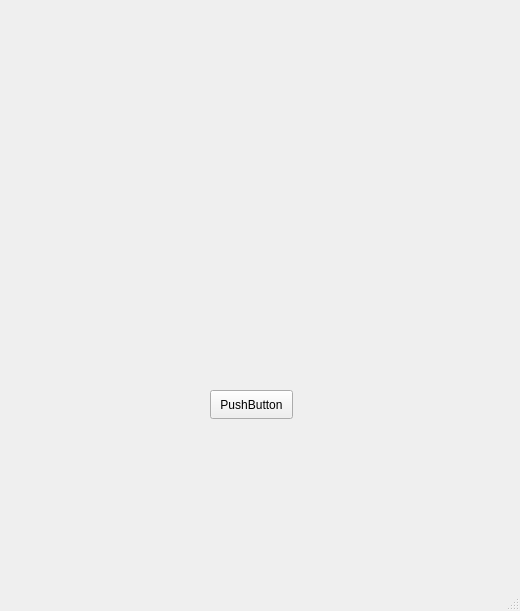
This is mainwindow.ui in University-of-Utah-CS3505/a8-edu-app-PaulNuffer as Qt 5 draws it before an edit. The edited form follows.
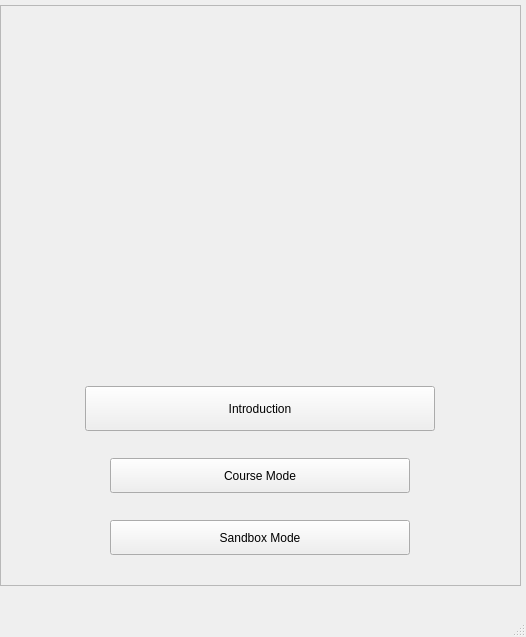
This is the edited form.

Commit message: Completed GUI merge with simulator class

```diff
--- a/mainwindow.ui
+++ b/mainwindow.ui
@@ -6,26 +6,104 @@
    <rect>
     <x>0</x>
     <y>0</y>
-    <width>520</width>
-    <height>611</height>
+    <width>526</width>
+    <height>637</height>
    </rect>
   </property>
   <property name="windowTitle">
    <string>MainWindow</string>
   </property>
   <widget class="QWidget" name="centralwidget">
-   <widget class="QPushButton" name="openIntroVideoButton">
+   <widget class="QFrame" name="mainWindowFrame">
     <property name="geometry">
      <rect>
-      <x>210</x>
-      <y>390</y>
-      <width>83</width>
-      <height>29</height>
+      <x>0</x>
+      <y>5</y>
+      <width>521</width>
+      <height>581</height>
      </rect>
     </property>
-    <property name="text">
-     <string>PushButton</string>
+    <property name="frameShape">
+     <enum>QFrame::StyledPanel</enum>
     </property>
+    <property name="frameShadow">
+     <enum>QFrame::Raised</enum>
+    </property>
+    <layout class="QVBoxLayout" name="verticalLayout">
+     <item>
+      <spacer name="verticalSpacer">
+       <property name="orientation">
+        <enum>Qt::Vertical</enum>
+       </property>
+       <property name="sizeType">
+        <enum>QSizePolicy::Fixed</enum>
+       </property>
+       <property name="sizeHint" stdset="0">
+        <size>
+         <width>20</width>
+         <height>350</height>
+        </size>
+       </property>
+      </spacer>
+     </item>
+     <item alignment="Qt::AlignHCenter">
+      <widget class="QPushButton" name="openIntroVideoButton">
+       <property name="minimumSize">
+        <size>
+         <width>350</width>
+         <height>45</height>
+        </size>
+       </property>
+       <property name="maximumSize">
+        <size>
+         <width>350</width>
+         <height>45</height>
+        </size>
+       </property>
+       <property name="text">
+        <string>Introduction</string>
+       </property>
+      </widget>
+     </item>
+     <item alignment="Qt::AlignHCenter">
+      <widget class="QPushButton" name="courseModeButton">
+       <property name="minimumSize">
+        <size>
+         <width>300</width>
+         <height>35</height>
+        </size>
+       </property>
+       <property name="maximumSize">
+        <size>
+         <width>300</width>
+         <height>35</height>
+        </size>
+       </property>
+       <property name="text">
+        <string>Course Mode</string>
+       </property>
+      </widget>
+     </item>
+     <item alignment="Qt::AlignHCenter">
+      <widget class="QPushButton" name="sandboxModeButton">
+       <property name="minimumSize">
+        <size>
+         <width>300</width>
+         <height>35</height>
+        </size>
+       </property>
+       <property name="maximumSize">
+        <size>
+         <width>300</width>
+         <height>35</height>
+        </size>
+       </property>
+       <property name="text">
+        <string>Sandbox Mode</string>
+       </property>
+      </widget>
+     </item>
+    </layout>
    </widget>
   </widget>
   <widget class="QMenuBar" name="menubar">
```
Left out of the diff: 2 changed lines with no effect on the pictures. The commit also changes 8 other files.
